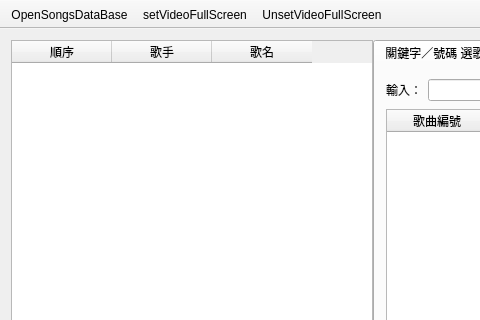
Before: the Qt Designer form ktvmainwindow.ui in arton0306/LetsKTV, drawn with Qt 5; both pictures show x 0 to 480 and y 0 to 320 of the 745 by 499 pixel window.
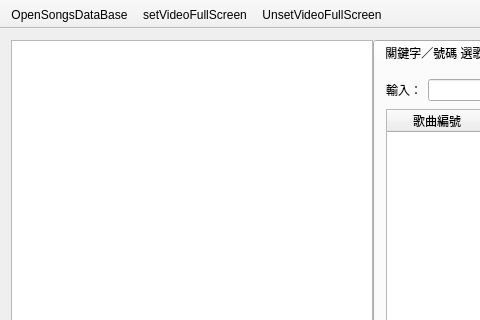
After: the same form once the commit is applied. Icons and pictures are not drawn.

Patch:
```diff
--- a/ktvmainwindow.ui
+++ b/ktvmainwindow.ui
@@ -25,35 +25,7 @@
        <number>0</number>
       </property>
       <item>
-       <widget class="QTableWidget" name="playList">
-        <property name="selectionMode">
-         <enum>QAbstractItemView::NoSelection</enum>
-        </property>
-        <property name="selectionBehavior">
-         <enum>QAbstractItemView::SelectRows</enum>
-        </property>
-        <property name="showGrid">
-         <bool>true</bool>
-        </property>
-        <property name="cornerButtonEnabled">
-         <bool>true</bool>
-        </property>
-        <column>
-         <property name="text">
-          <string>順序</string>
-         </property>
-        </column>
-        <column>
-         <property name="text">
-          <string>歌手</string>
-         </property>
-        </column>
-        <column>
-         <property name="text">
-          <string>歌名</string>
-         </property>
-        </column>
-       </widget>
+       <widget class="QTableView" name="mPlayListView"/>
       </item>
       <item>
        <widget class="QTabWidget" name="tabWidget">
```
